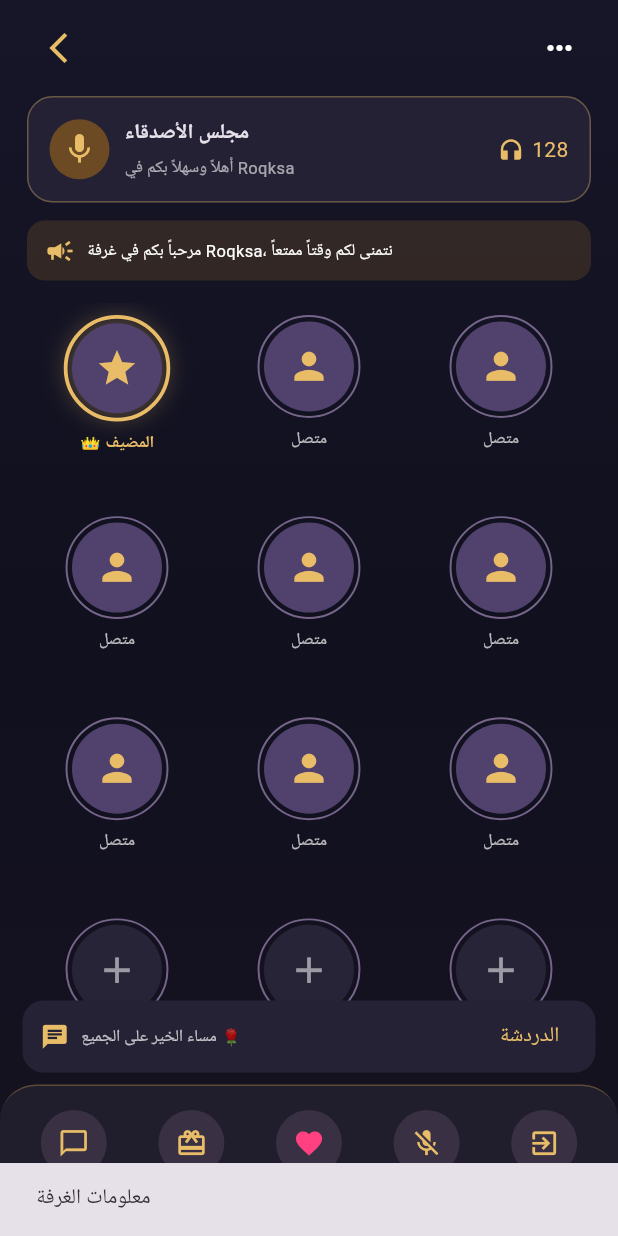
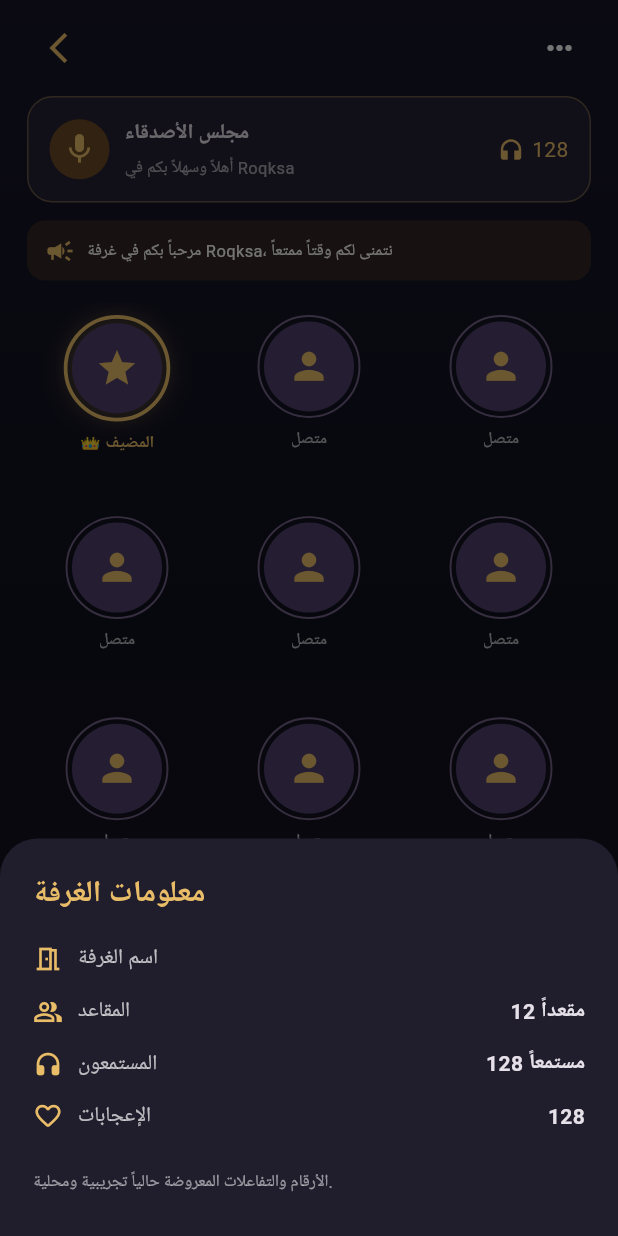
Before and after one commit to Rooqksa/Roqksa, a Flutter app: the RoomScreen screen opened directly with empty values, after a tap on the "keyboard control" icon, on a phone screen of 412 x 824 dp. Run offline on Flutter 3.47's test engine with Material 3 defaults, Android fonts, the phone set to English and light mode, and no system bars.

Commit message:
Improve voice room seat requests and room details UI

```diff
--- a/lib/screens/room_screen.dart
+++ b/lib/screens/room_screen.dart
@@ -13,6 +13,7 @@ class _RoomScreenState extends State<RoomScreen> {
   bool micRequested = false;
   int likes = 128;
   int selectedSeat = -1;
+  int requestedSeat = -1;
 
   final List<String> messages = [
     'أهلاً بالجميع في روكسا ❤️',
@@ -122,6 +123,43 @@ class _RoomScreenState extends State<RoomScreen> {
           },
         );
       },
+    ).whenComplete(controller.dispose);
+  }
+
+  void _showRoomDetails() {
+    showModalBottomSheet<void>(
+      context: context,
+      backgroundColor: const Color(0xFF201D2C),
+      shape: const RoundedRectangleBorder(
+        borderRadius: BorderRadius.vertical(top: Radius.circular(25)),
+      ),
+      builder: (sheetContext) => Padding(
+        padding: const EdgeInsets.fromLTRB(22, 22, 22, 28),
+        child: Column(
+          mainAxisSize: MainAxisSize.min,
+          crossAxisAlignment: CrossAxisAlignment.start,
+          children: [
+            const Text(
+              'معلومات الغرفة',
+              style: TextStyle(
+                color: gold,
+                fontSize: 20,
+                fontWeight: FontWeight.bold,
+              ),
+            ),
+            const SizedBox(height: 18),
+            _RoomDetailRow(icon: Icons.meeting_room_outlined, label: 'اسم الغرفة', value: widget.roomName),
+            _RoomDetailRow(icon: Icons.people_alt_outlined, label: 'المقاعد', value: '12 مقعداً'),
+            _RoomDetailRow(icon: Icons.headphones_rounded, label: 'المستمعون', value: '128 مستمعاً'),
+            _RoomDetailRow(icon: Icons.favorite_border_rounded, label: 'الإعجابات', value: '$likes'),
+            const SizedBox(height: 12),
+            const Text(
+              'الأرقام والتفاعلات المعروضة حالياً تجريبية ومحلية.',
+              style: TextStyle(color: Colors.white54, fontSize: 11),
+            ),
+          ],
+        ),
+      ),
     );
   }
 
@@ -221,11 +259,7 @@ class _RoomScreenState extends State<RoomScreen> {
             ),
           ),
           IconButton(
-            onPressed: () {
-              ScaffoldMessenger.of(context).showSnackBar(
-                const SnackBar(content: Text('معلومات الغرفة')),
-              );
-            },
+            onPressed: _showRoomDetails,
             icon: const Icon(Icons.more_horiz, color: Colors.white),
           ),
         ],
@@ -315,15 +349,26 @@ class _RoomScreenState extends State<RoomScreen> {
         return InkWell(
           borderRadius: BorderRadius.circular(18),
           onTap: () {
-            setState(() => selectedSeat = index);
-            ScaffoldMessenger.of(context).showSnackBar(
-              SnackBar(
-                content: Text(
-                  isEmpty ? 'طلب الجلوس في المقعد' : 'هذا ${seat['name']}',
+            if (isEmpty) {
+              setState(() {
+                selectedSeat = index;
+                requestedSeat = index;
+              });
+              ScaffoldMessenger.of(context).showSnackBar(
+                SnackBar(
+                  content: Text('تم إرسال طلب الصعود إلى المقعد رقم ${index + 1}'),
+                  duration: const Duration(seconds: 2),
                 ),
-                duration: const Duration(seconds: 1),
-              ),
-            );
+              );
+            } else {
+              setState(() => selectedSeat = index);
+              ScaffoldMessenger.of(context).showSnackBar(
+                SnackBar(
+                  content: Text('هذا ${seat['name']}'),
+                  duration: const Duration(seconds: 1),
+                ),
+              );
+            }
           },
           child: Column(
             children: [
@@ -368,10 +413,15 @@ class _RoomScreenState extends State<RoomScreen> {
                 )
               else
                 Text(
-                  seat['name'] as String,
-                  style: const TextStyle(
-                    color: Colors.white70,
+                  requestedSeat == index
+                      ? 'طلبك قيد الانتظار'
+                      : seat['name'] as String,
+                  style: TextStyle(
+                    color: requestedSeat == index ? gold : Colors.white70,
                     fontSize: 11,
+                    fontWeight: requestedSeat == index
+                        ? FontWeight.bold
+                        : FontWeight.normal,
                   ),
                 ),
             ],
@@ -449,6 +499,35 @@ class _RoomScreenState extends State<RoomScreen> {
             label: 'خروج',
             onTap: () => Navigator.pop(context),
           ),
+        ],
+      ),
+    );
+  }
+}
+
+class _RoomDetailRow extends StatelessWidget {
+  const _RoomDetailRow({
+    required this.icon,
+    required this.label,
+    required this.value,
+  });
+
+  final IconData icon;
+  final String label;
+  final String value;
+
+  @override
+  Widget build(BuildContext context) {
+    return Padding(
+      padding: const EdgeInsets.only(bottom: 14),
+      child: Row(
+        children: [
+          Icon(icon, color: const Color(0xFFE9BD68), size: 20),
+          const SizedBox(width: 10),
+          Expanded(
+            child: Text(label, style: const TextStyle(color: Colors.white70)),
+          ),
+          Text(value, style: const TextStyle(fontWeight: FontWeight.bold)),
         ],
       ),
     );
```
